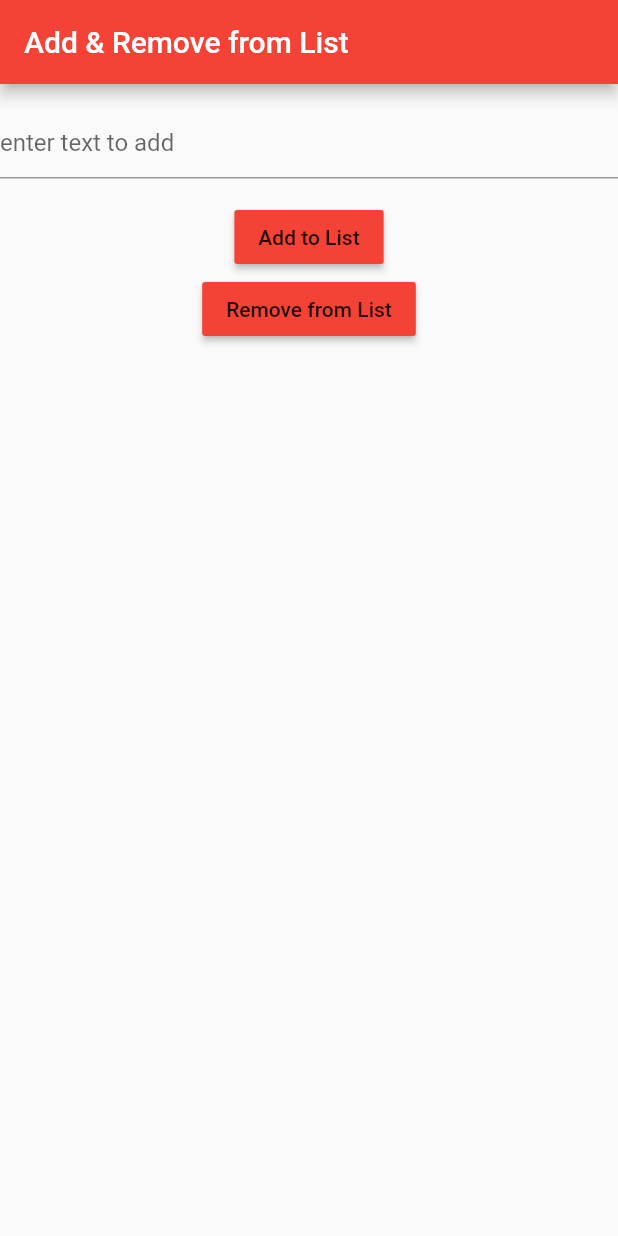
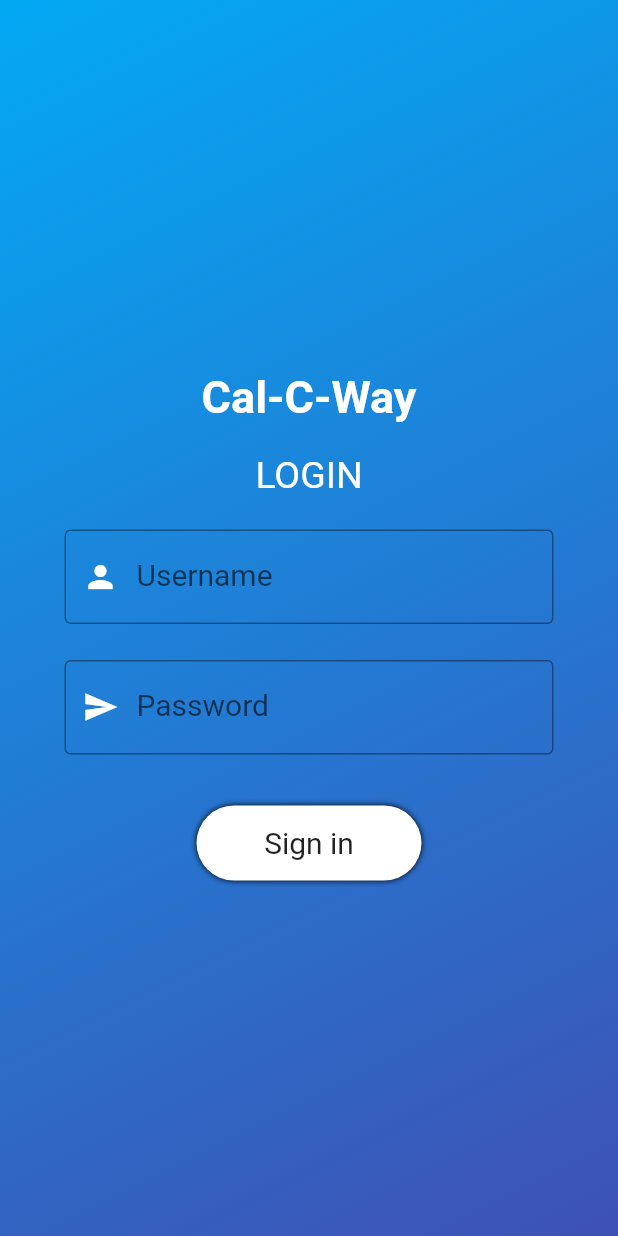
Before and after one commit to roshie/cal-c-way, a Flutter app: the screen it shows after launch, on a phone screen of 412 x 824 dp. Run offline on Flutter 3.47's test engine with Material 2 defaults, Android fonts, the phone set to English and light mode, and no system bars.

Commit message:
commit 2

```diff
--- a/lib/main.dart
+++ b/lib/main.dart
@@ -1,98 +1,190 @@
 
+import 'package:flutter/cupertino.dart';
 import 'package:flutter/material.dart';
 
 void main() {
-  runApp(MyApp());
+  runApp(MaterialApp(
+    debugShowCheckedModeBanner: false,
+    theme: ThemeData(
+      primarySwatch: Colors.deepPurple,
+    ),
+    home: LoginView(),
+  ));
 }
 
-class MyApp extends StatelessWidget {
-  // This widget is the root of your application.
-  @override
-  Widget build(BuildContext context) {
-    return MaterialApp(
-      title: 'Flutter Demo',
-      debugShowCheckedModeBanner: false,
-      theme: ThemeData(
+class LoginView extends StatefulWidget {
+  _LoginViewState createState() => _LoginViewState();
 
-        primarySwatch: Colors.blue,
-      ),
-      //home: MyHomePage(title: 'Flutter Demo Home Page'),
-      home: AddRemoveListView(),
-    );
-  }
 }
 
-class AddRemoveListView extends StatefulWidget {
-  _AddRemoveListViewState createState() => _AddRemoveListViewState();
-  String temp;
-}
-
-class _AddRemoveListViewState extends State<AddRemoveListView> {
-  TextEditingController _textController = TextEditingController();
-
-  List<String> listViewData = [
-
-  ];
+class _LoginViewState extends State<LoginView> {
+  TextEditingController _password = TextEditingController();
+  String helpertext = "";
 
   _onSubmit() {
+    if (_password.text == "helloworld") {
+        Navigator.push(
+          context,
+          MaterialPageRoute(builder: (context) => NormalCalculator()),
+        );
+
+
+    }
+    else {
+      helpertext = "Incorrect Password";
       setState(() {
-      listViewData.add(_textController.text);
-    });
-  }
-  _onPop() {
-    setState(() {
-      listViewData.removeLast();
+
       });
     }
 
+  }
+
+
   @override
   Widget build(BuildContext context) {
-    return Scaffold(
-      appBar: AppBar(
-        title: Text('Add & Remove from List'),
-        backgroundColor: Colors.red,
-      ),
-      body: SingleChildScrollView(
+    return Container(
+      decoration: BoxDecoration(
+          gradient: LinearGradient(begin: Alignment.topLeft, end: Alignment.bottomRight, colors: [Colors.lightBlue, Colors.indigo])),
+      child: Scaffold(
+        backgroundColor: Colors.transparent,
+        body: Row(
+          mainAxisAlignment: MainAxisAlignment.center,
+          crossAxisAlignment: CrossAxisAlignment.start,
+          children: <Widget>[
+            Center(
+              child: Padding(
+                padding: const EdgeInsets.only(top: 0),
+                child: Container(
+
+                  height: 350,
+                  width: 350,
+//                decoration: BoxDecoration(
+//                    color: Colors.white.withOpacity(0.5),
+//                  border: Border.all(color: Colors.grey, width: 1),
+//                  borderRadius: BorderRadius.all(Radius.circular(10.0))
+//                ),
                   child: Column(
                     children: <Widget>[
-            SizedBox(height: 15.0),
-            TextField(
-              cursorColor: Colors.red,
-              controller: _textController,
-              decoration: InputDecoration(
-                fillColor: Colors.red,
-                hintText: 'enter text to add',
+                      Padding(
+                        padding: const EdgeInsets.all(10.0),
+                        child: Text("Cal-C-Way", style: TextStyle(fontSize: 30, color: Colors.white, fontWeight: FontWeight.bold),),
+                      ),
+                      Padding(
+                        padding: const EdgeInsets.all(10.0),
+                        child: Text("LOGIN", style: TextStyle(fontSize: 25, color: Colors.white),),
+                      ),
+                      Padding(
+                        padding: const EdgeInsets.all(12.0),
+                        child: new Theme(
+                          data: new ThemeData(
+                            primaryColor: Colors.white,
+                            primaryColorDark: Colors.white,
+                          ),
+                          child: new TextField(
+                            style: new TextStyle(
+                              color: Colors.white,
+                              fontSize: 20
+                            ),
+                            decoration: new InputDecoration(
+                                border: new OutlineInputBorder(
+                                    borderSide: new BorderSide(color: Colors.white)),
+                                hintText: 'Username or email',
+                                hintStyle: TextStyle(color: Colors.white),
+                                labelText: 'Username',
+
+                                prefixIcon: const Icon(
+                                  Icons.person,
+                                  color: Colors.white,
+                                ),
+                                prefixText: ' ',
+                                suffixStyle: const TextStyle(color: Colors.white)),
                           ),
                         ),
-            SizedBox(height: 15.0),
-            Center(
-              child: RaisedButton(
-                onPressed: _onSubmit,
-                child: Text('Add to List'),
-                color: Colors.red,
+
+                      ),
+                      Padding(
+                        padding: const EdgeInsets.all(12.0),
+                        child: new Theme(
+                          data: new ThemeData(
+                            primaryColor: Colors.white,
+                            primaryColorDark: Colors.white,
+                          ),
+                          child: new TextField(
+                            controller: _password,
+                            style: new TextStyle(
+                                color: Colors.white,
+                                fontSize: 20
+                            ),
+                            decoration: new InputDecoration(
+                                border: new OutlineInputBorder(
+                                    borderSide: new BorderSide(color: Colors.white)),
+                                hintText: 'Password',
+                                hintStyle: TextStyle(color: Colors.white),
+                                helperText: helpertext.toString(),
+                                helperStyle: TextStyle(fontSize: 12, color: Colors.red),
+                                labelText: 'Password',
+                                prefixIcon: const Icon(
+                                  Icons.send,
+                                  color: Colors.white,
+                                ),
+                                prefixText: ' ',
+                                suffixStyle: const TextStyle(color: Colors.white)),
+                            autofocus: false,
+                            obscureText: true,
                           ),
                         ),
-            Center(
-              child: RaisedButton(
-                onPressed: _onPop,
-                child: Text('Remove from List'),
-                color: Colors.red,
+
+                      ),
+                      InkWell(
+                        onTap: _onSubmit,
+                        child: Container(
+                          width: 150,
+                          height: 50,
+                          child: Center(child: Text("Sign in", style: TextStyle(fontSize: 20, ),)),
+                          decoration: BoxDecoration(
+                          color: Colors.white,
+                              boxShadow: [BoxShadow(
+                                color: Colors.black,
+                                blurRadius: 3.0,
+                              ),],
+                        borderRadius: BorderRadius.all(Radius.circular(50.0))
                     ),
                         ),
-            SizedBox(height: 20.0),
-            Column(
-                      children: [ for ( var i in listViewData ) Padding(
-                        padding: const EdgeInsets.all(8.0),
-                        child: Container(child: Text(i.toString()),color: Colors.red, ),
                       )
-                      ]
+                    ],
+                  ),
                 ),
 
-
-
+              ),
+            ),
           ],
         ),
       ),
     );
   }
 }
+
+
+class NormalCalculator extends StatefulWidget {
+  _NormalCalculatorState createState() => _NormalCalculatorState();
+
+}
+
+class _NormalCalculatorState extends State<NormalCalculator> {
+  TextEditingController _password = TextEditingController();
+
+  @override
+  Widget build(BuildContext context) {
+    return Scaffold(
+      body: Column(children:[
+        Text("Normal Calculator"),
+        RaisedButton(
+          child: Text("Go Back"),
+          onPressed: () { Navigator.pop(context);
+
+          },
+        )
+      ]),
+    );
+  }
+}
```
Also changed, not shown: pubspec.yaml (+6 -6 lines). Lines whose indentation alone changed are shown as unchanged.
